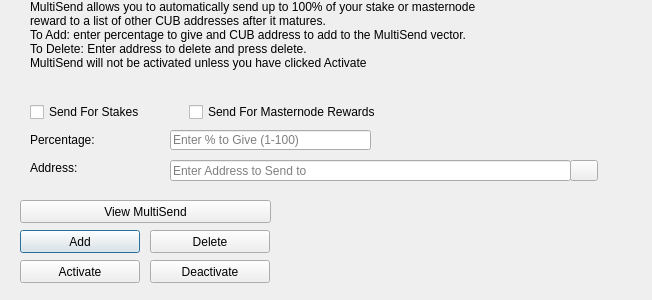
Before: the Qt Designer form src/qt/forms/multisenddialog.ui in Visco33/test, drawn with Qt 5.
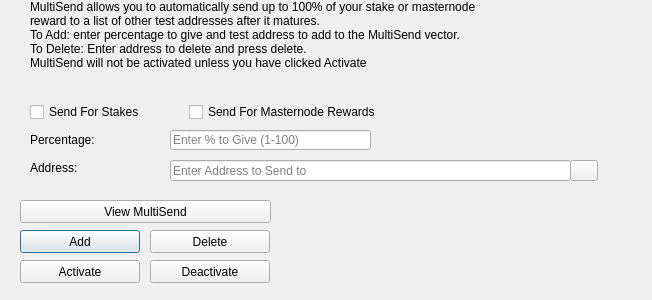
After: the same form once the commit is applied. Icons and pictures are not drawn.

Diff of the .ui file:
```diff
--- a/src/qt/forms/multisenddialog.ui
+++ b/src/qt/forms/multisenddialog.ui
@@ -61,8 +61,8 @@
     <number>1</number>
    </property>
    <property name="text">
-    <string>MultiSend allows you to automatically send up to 100% of your stake or masternode reward to a list of other CUB addresses after it matures.
-To Add: enter percentage to give and CUB address to add to the MultiSend vector.
+    <string>MultiSend allows you to automatically send up to 100% of your stake or masternode reward to a list of other test addresses after it matures.
+To Add: enter percentage to give and test address to add to the MultiSend vector.
 To Delete: Enter address to delete and press delete.
 MultiSend will not be activated unless you have clicked Activate</string>
    </property>
```
Left out of the diff: 4 changed lines with no effect on the pictures.
